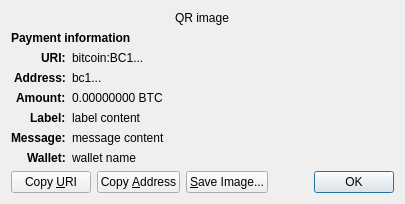
This is src/qt/forms/receiverequestdialog.ui in syglee7/zenacoin-ver2 as Qt 5 draws it before an edit. The edited form follows.
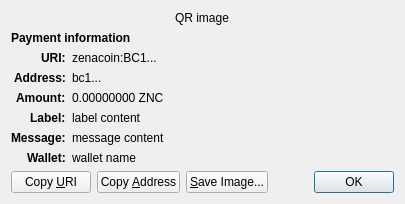
This is the edited form. Custom widgets are drawn as their Qt base class.

```diff
--- a/src/qt/forms/receiverequestdialog.ui
+++ b/src/qt/forms/receiverequestdialog.ui
@@ -65,7 +65,7 @@
    <item row="2" column="1" alignment="Qt::AlignTop">
     <widget class="QLabel" name="uri_content">
      <property name="text">
-      <string notr="true">bitcoin:BC1...</string>
+      <string notr="true">zenacoin:BC1...</string>
      </property>
      <property name="textFormat">
       <enum>Qt::RichText</enum>
@@ -126,7 +126,7 @@
    <item row="4" column="1" alignment="Qt::AlignTop">
     <widget class="QLabel" name="amount_content">
      <property name="text">
-      <string notr="true">0.00000000 BTC</string>
+      <string notr="true">0.00000000 ZNC</string>
      </property>
      <property name="textFormat">
       <enum>Qt::PlainText</enum>
```
